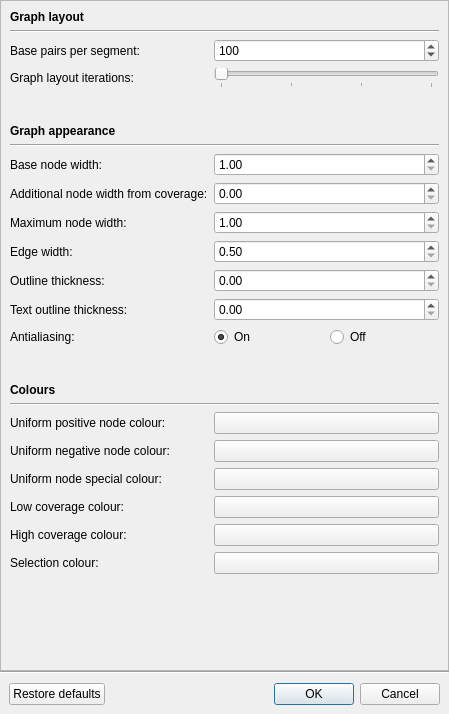
Before: the Qt Designer form ui/settingsdialog.ui in rrwick/Bandage, drawn with Qt 5.
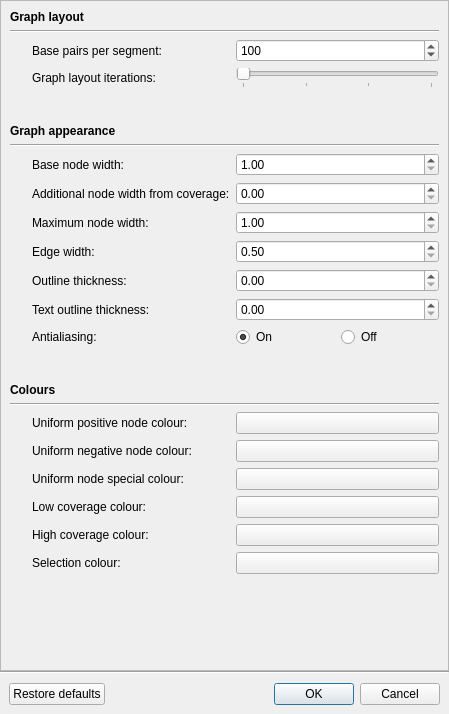
After: the same form once the commit is applied. Custom widgets are drawn as their Qt base class.

Commit message: Add info text widgets to settings dialog

Patch:
```diff
--- a/ui/settingsdialog.ui
+++ b/ui/settingsdialog.ui
@@ -38,26 +38,13 @@
       <property name="geometry">
        <rect>
         <x>0</x>
-        <y>-71</y>
+        <y>-81</y>
         <width>434</width>
         <height>741</height>
        </rect>
       </property>
       <layout class="QGridLayout" name="gridLayout_2">
-       <item row="0" column="0" colspan="2">
-        <widget class="QLabel" name="label_9">
-         <property name="font">
-          <font>
-           <weight>75</weight>
-           <bold>true</bold>
-          </font>
-         </property>
-         <property name="text">
-          <string>Graph layout</string>
-         </property>
-        </widget>
-       </item>
-       <item row="3" column="1">
+       <item row="3" column="2">
         <widget class="QSlider" name="graphLayoutQualitySlider">
          <property name="maximum">
           <number>3</number>
@@ -73,7 +60,7 @@
          </property>
         </widget>
        </item>
-       <item row="10" column="1">
+       <item row="10" column="2">
         <widget class="QDoubleSpinBox" name="edgeWidthSpinBox">
          <property name="minimum">
           <double>0.500000000000000</double>
@@ -86,7 +73,7 @@
          </property>
         </widget>
        </item>
-       <item row="9" column="1">
+       <item row="9" column="2">
         <widget class="QDoubleSpinBox" name="maximumContigWidthSpinBox">
          <property name="minimum">
           <double>1.000000000000000</double>
@@ -96,7 +83,7 @@
          </property>
         </widget>
        </item>
-       <item row="8" column="1">
+       <item row="8" column="2">
         <widget class="QDoubleSpinBox" name="coverageContigWidthSpinBox">
          <property name="minimum">
           <double>0.000000000000000</double>
@@ -106,7 +93,7 @@
          </property>
         </widget>
        </item>
-       <item row="12" column="1">
+       <item row="12" column="2">
         <widget class="QDoubleSpinBox" name="textOutlineThicknessSpinBox">
          <property name="maximum">
           <double>100.000000000000000</double>
@@ -116,28 +103,7 @@
          </property>
         </widget>
        </item>
-       <item row="13" column="0">
-        <widget class="QLabel" name="label_11">
-         <property name="text">
-          <string>Antialiasing:</string>
-         </property>
-        </widget>
-       </item>
-       <item row="19" column="0">
-        <widget class="QLabel" name="label_14">
-         <property name="text">
-          <string>Uniform node special colour:</string>
-         </property>
-        </widget>
-       </item>
-       <item row="16" column="0" colspan="2">
-        <widget class="Line" name="line_4">
-         <property name="orientation">
-          <enum>Qt::Horizontal</enum>
-         </property>
-        </widget>
-       </item>
-       <item row="11" column="1">
+       <item row="11" column="2">
         <widget class="QDoubleSpinBox" name="outlineThicknessSpinBox">
          <property name="maximum">
           <double>100.000000000000000</double>
@@ -147,49 +113,77 @@
          </property>
         </widget>
        </item>
-       <item row="21" column="1">
+       <item row="19" column="1">
+        <widget class="QLabel" name="label_14">
+         <property name="text">
+          <string>Uniform node special colour:</string>
+         </property>
+        </widget>
+       </item>
+       <item row="13" column="1">
+        <widget class="QLabel" name="label_11">
+         <property name="text">
+          <string>Antialiasing:</string>
+         </property>
+        </widget>
+       </item>
+       <item row="21" column="2">
         <widget class="QPushButton" name="highCoverageColourButton">
          <property name="text">
           <string/>
          </property>
         </widget>
        </item>
-       <item row="8" column="0">
+       <item row="8" column="1">
         <widget class="QLabel" name="label_4">
          <property name="text">
           <string>Additional node width from coverage:</string>
          </property>
         </widget>
        </item>
-       <item row="18" column="0">
+       <item row="18" column="1">
         <widget class="QLabel" name="label_17">
          <property name="text">
           <string>Uniform negative node colour:</string>
          </property>
         </widget>
        </item>
-       <item row="2" column="0">
+       <item row="2" column="1">
         <widget class="QLabel" name="label">
          <property name="text">
           <string>Base pairs per segment:</string>
          </property>
         </widget>
        </item>
-       <item row="7" column="0">
+       <item row="7" column="1">
         <widget class="QLabel" name="label_2">
          <property name="text">
           <string>Base node width:</string>
          </property>
         </widget>
        </item>
-       <item row="18" column="1">
+       <item row="22" column="2">
+        <widget class="QPushButton" name="selectionColourButton">
+         <property name="text">
+          <string/>
+         </property>
+        </widget>
+       </item>
+       <item row="18" column="2">
         <widget class="QPushButton" name="uniformNegativeNodeColourButton">
          <property name="text">
           <string/>
          </property>
         </widget>
        </item>
-       <item row="2" column="1">
+       <item row="9" column="1">
+        <widget class="QLabel" name="label_10">
+         <property name="text">
+          <string>Maximum node width:</string>
+         </property>
+        </widget>
+       </item>
+       <item row="2" column="2">
         <widget class="QSpinBox" name="basePairsPerSegmentSpinBox">
          <property name="minimum">
           <number>1</number>
@@ -205,148 +199,122 @@
          </property>
         </widget>
        </item>
-       <item row="23" column="0">
-        <spacer name="verticalSpacer">
-         <property name="orientation">
-          <enum>Qt::Vertical</enum>
-         </property>
-         <property name="sizeHint" stdset="0">
-          <size>
-           <width>20</width>
-           <height>40</height>
-          </size>
-         </property>
-        </spacer>
-       </item>
-       <item row="9" column="0">
-        <widget class="QLabel" name="label_10">
-         <property name="text">
-          <string>Maximum node width:</string>
-         </property>
-        </widget>
-       </item>
-       <item row="10" column="0">
+       <item row="10" column="1">
         <widget class="QLabel" name="label_5">
          <property name="text">
           <string>Edge width:</string>
          </property>
         </widget>
        </item>
-       <item row="15" column="0">
-        <widget class="QLabel" name="label_12">
-         <property name="font">
-          <font>
-           <weight>75</weight>
-           <bold>true</bold>
-          </font>
+       <item row="23" column="1">
+        <spacer name="verticalSpacer">
+         <property name="orientation">
+          <enum>Qt::Vertical</enum>
          </property>
-         <property name="text">
-          <string>Colours</string>
+         <property name="sizeHint" stdset="0">
+          <size>
+           <width>20</width>
+           <height>40</height>
+          </size>
          </property>
-        </widget>
+        </spacer>
        </item>
-       <item row="17" column="1">
+       <item row="17" column="2">
         <widget class="QPushButton" name="uniformPositiveNodeColourButton">
          <property name="text">
           <string/>
          </property>
         </widget>
        </item>
-       <item row="11" column="0">
+       <item row="11" column="1">
         <widget class="QLabel" name="label_6">
          <property name="text">
           <string>Outline thickness:</string>
          </property>
         </widget>
        </item>
-       <item row="4" column="0">
-        <spacer name="verticalSpacer_2">
-         <property name="orientation">
-          <enum>Qt::Vertical</enum>
-         </property>
-         <property name="sizeType">
-          <enum>QSizePolicy::Fixed</enum>
-         </property>
-         <property name="sizeHint" stdset="0">
-          <size>
-           <width>20</width>
-           <height>30</height>
-          </size>
-         </property>
-        </spacer>
-       </item>
-       <item row="5" column="0">
-        <widget class="QLabel" name="label_8">
-         <property name="font">
-          <font>
-           <weight>75</weight>
-           <bold>true</bold>
-          </font>
-         </property>
-         <property name="text">
-          <string>Graph appearance</string>
-         </property>
-        </widget>
-       </item>
-       <item row="19" column="1">
+       <item row="19" column="2">
         <widget class="QPushButton" name="uniformNodeSpecialColourButton">
          <property name="text">
           <string/>
          </property>
         </widget>
        </item>
-       <item row="21" column="0">
+       <item row="21" column="1">
         <widget class="QLabel" name="label_16">
          <property name="text">
           <string>High coverage colour:</string>
          </property>
         </widget>
        </item>
-       <item row="20" column="0">
+       <item row="4" column="1">
+        <spacer name="verticalSpacer_2">
+         <property name="orientation">
+          <enum>Qt::Vertical</enum>
+         </property>
+         <property name="sizeType">
+          <enum>QSizePolicy::Fixed</enum>
+         </property>
+         <property name="sizeHint" stdset="0">
+          <size>
+           <width>20</width>
+           <height>30</height>
+          </size>
+         </property>
+        </spacer>
+       </item>
+       <item row="20" column="1">
         <widget class="QLabel" name="label_15">
          <property name="text">
           <string>Low coverage colour:</string>
          </property>
         </widget>
        </item>
-       <item row="12" column="0">
+       <item row="12" column="1">
         <widget class="QLabel" name="label_7">
          <property name="text">
           <string>Text outline thickness:</string>
          </property>
         </widget>
        </item>
-       <item row="3" column="0">
+       <item row="3" column="1">
         <widget class="QLabel" name="label_3">
          <property name="text">
           <string>Graph layout iterations:</string>
          </property>
         </widget>
        </item>
-       <item row="14" column="0">
-        <spacer name="verticalSpacer_3">
-         <property name="orientation">
-          <enum>Qt::Vertical</enum>
-         </property>
-         <property name="sizeType">
-          <enum>QSizePolicy::Fixed</enum>
-         </property>
-         <property name="sizeHint" stdset="0">
-          <size>
-           <width>20</width>
-           <height>30</height>
-          </size>
-         </property>
-        </spacer>
-       </item>
-       <item row="20" column="1">
+       <item row="20" column="2">
         <widget class="QPushButton" name="lowCoverageColourButton">
          <property name="text">
           <string/>
          </property>
         </widget>
        </item>
-       <item row="13" column="1">
+       <item row="14" column="1">
+        <spacer name="verticalSpacer_3">
+         <property name="orientation">
+          <enum>Qt::Vertical</enum>
+         </property>
+         <property name="sizeType">
+          <enum>QSizePolicy::Fixed</enum>
+         </property>
+         <property name="sizeHint" stdset="0">
+          <size>
+           <width>20</width>
+           <height>30</height>
+          </size>
+         </property>
+        </spacer>
+       </item>
+       <item row="17" column="1">
+        <widget class="QLabel" name="label_13">
+         <property name="text">
+          <string>Uniform positive node colour:</string>
+         </property>
+        </widget>
+       </item>
+       <item row="13" column="2">
         <widget class="QWidget" name="widget_3" native="true">
          <layout class="QHBoxLayout" name="horizontalLayout_2">
           <property name="leftMargin">
@@ -381,14 +349,7 @@
          </layout>
         </widget>
        </item>
-       <item row="1" column="0" colspan="2">
-        <widget class="Line" name="line_3">
-         <property name="orientation">
-          <enum>Qt::Horizontal</enum>
-         </property>
-        </widget>
-       </item>
-       <item row="7" column="1">
+       <item row="7" column="2">
         <widget class="QDoubleSpinBox" name="minimumContigWidthSpinBox">
          <property name="minimum">
           <double>1.000000000000000</double>
@@ -398,31 +359,310 @@
          </property>
         </widget>
        </item>
-       <item row="6" column="0" colspan="2">
+       <item row="22" column="1">
+        <widget class="QLabel" name="label_18">
+         <property name="text">
+          <string>Selection colour:</string>
+         </property>
+        </widget>
+       </item>
+       <item row="5" column="0" colspan="2">
+        <widget class="QLabel" name="label_8">
+         <property name="font">
+          <font>
+           <weight>75</weight>
+           <bold>true</bold>
+          </font>
+         </property>
+         <property name="text">
+          <string>Graph appearance</string>
+         </property>
+        </widget>
+       </item>
+       <item row="6" column="0" colspan="3">
         <widget class="Line" name="line_2">
          <property name="orientation">
           <enum>Qt::Horizontal</enum>
          </property>
         </widget>
        </item>
+       <item row="7" column="0">
+        <widget class="InfoTextWidget" name="minimumContigWidthInfoText" native="true">
+         <property name="sizePolicy">
+          <sizepolicy hsizetype="Fixed" vsizetype="Fixed">
+           <horstretch>0</horstretch>
+           <verstretch>0</verstretch>
+          </sizepolicy>
+         </property>
+         <property name="minimumSize">
+          <size>
+           <width>16</width>
+           <height>16</height>
+          </size>
+         </property>
+        </widget>
+       </item>
+       <item row="15" column="0" colspan="2">
+        <widget class="QLabel" name="label_12">
+         <property name="font">
+          <font>
+           <weight>75</weight>
+           <bold>true</bold>
+          </font>
+         </property>
+         <property name="text">
+          <string>Colours</string>
+         </property>
+        </widget>
+       </item>
+       <item row="16" column="0" colspan="3">
+        <widget class="Line" name="line_4">
+         <property name="orientation">
+          <enum>Qt::Horizontal</enum>
+         </property>
+        </widget>
+       </item>
+       <item row="0" column="0" colspan="3">
+        <widget class="QLabel" name="label_9">
+         <property name="font">
+          <font>
+           <weight>75</weight>
+           <bold>true</bold>
+          </font>
+         </property>
+         <property name="text">
+          <string>Graph layout</string>
+         </property>
+        </widget>
+       </item>
+       <item row="1" column="0" colspan="3">
+        <widget class="Line" name="line_3">
+         <property name="orientation">
+          <enum>Qt::Horizontal</enum>
+         </property>
+        </widget>
+       </item>
+       <item row="8" column="0">
+        <widget class="InfoTextWidget" name="coverageContigWidthInfoText" native="true">
+         <property name="sizePolicy">
+          <sizepolicy hsizetype="Fixed" vsizetype="Fixed">
+           <horstretch>0</horstretch>
+           <verstretch>0</verstretch>
+          </sizepolicy>
+         </property>
+         <property name="minimumSize">
+          <size>
+           <width>16</width>
+           <height>16</height>
+          </size>
+         </property>
+        </widget>
+       </item>
+       <item row="9" column="0">
+        <widget class="InfoTextWidget" name="maximumContigWidthInfoText" native="true">
+         <property name="sizePolicy">
+          <sizepolicy hsizetype="Fixed" vsizetype="Fixed">
+           <horstretch>0</horstretch>
+           <verstretch>0</verstretch>
+          </sizepolicy>
+         </property>
+         <property name="minimumSize">
+          <size>
+           <width>16</width>
+           <height>16</height>
+          </size>
+         </property>
+        </widget>
+       </item>
+       <item row="10" column="0">
+        <widget class="InfoTextWidget" name="edgeWidthInfoText" native="true">
+         <property name="sizePolicy">
+          <sizepolicy hsizetype="Fixed" vsizetype="Fixed">
+           <horstretch>0</horstretch>
+           <verstretch>0</verstretch>
+          </sizepolicy>
+         </property>
+         <property name="minimumSize">
+          <size>
+           <width>16</width>
+           <height>16</height>
+          </size>
+         </property>
+        </widget>
+       </item>
        <item row="17" column="0">
-        <widget class="QLabel" name="label_13">
-         <property name="text">
-          <string>Uniform positive node colour:</string>
+        <widget class="InfoTextWidget" name="uniformPositiveNodeColourInfoText" native="true">
+         <property name="sizePolicy">
+          <sizepolicy hsizetype="Fixed" vsizetype="Fixed">
+           <horstretch>0</horstretch>
+           <verstretch>0</verstretch>
+          </sizepolicy>
+         </property>
+         <property name="minimumSize">
+          <size>
+           <width>16</width>
+           <height>16</height>
+          </size>
+         </property>
+        </widget>
+       </item>
+       <item row="18" column="0">
+        <widget class="InfoTextWidget" name="uniformNegativeNodeColourInfoText" native="true">
+         <property name="sizePolicy">
+          <sizepolicy hsizetype="Fixed" vsizetype="Fixed">
+           <horstretch>0</horstretch>
+           <verstretch>0</verstretch>
+          </sizepolicy>
+         </property>
+         <property name="minimumSize">
+          <size>
+           <width>16</width>
+           <height>16</height>
+          </size>
+         </property>
+        </widget>
+       </item>
+       <item row="11" column="0">
+        <widget class="InfoTextWidget" name="outlineThicknessInfoText" native="true">
+         <property name="sizePolicy">
+          <sizepolicy hsizetype="Fixed" vsizetype="Fixed">
+           <horstretch>0</horstretch>
+           <verstretch>0</verstretch>
+          </sizepolicy>
+         </property>
+         <property name="minimumSize">
+          <size>
+           <width>16</width>
+           <height>16</height>
+          </size>
+         </property>
+        </widget>
+       </item>
+       <item row="13" column="0">
+        <widget class="InfoTextWidget" name="antialiasingInfoText" native="true">
+         <property name="sizePolicy">
+          <sizepolicy hsizetype="Fixed" vsizetype="Fixed">
+           <horstretch>0</horstretch>
+           <verstretch>0</verstretch>
+          </sizepolicy>
+         </property>
+         <property name="minimumSize">
+          <size>
+           <width>16</width>
+           <height>16</height>
+          </size>
+         </property>
+        </widget>
+       </item>
+       <item row="12" column="0">
+        <widget class="InfoTextWidget" name="textOutlineThicknessInfoText" native="true">
+         <property name="sizePolicy">
+          <sizepolicy hsizetype="Fixed" vsizetype="Fixed">
+           <horstretch>0</horstretch>
+           <verstretch>0</verstretch>
+          </sizepolicy>
+         </property>
+         <property name="minimumSize">
+          <size>
+           <width>16</width>
+           <height>16</height>
+          </size>
+         </property>
+        </widget>
+       </item>
+       <item row="19" column="0">
+        <widget class="InfoTextWidget" name="uniformNodeSpecialColourInfoText" native="true">
+         <property name="sizePolicy">
+          <sizepolicy hsizetype="Fixed" vsizetype="Fixed">
+           <horstretch>0</horstretch>
+           <verstretch>0</verstretch>
+          </sizepolicy>
+         </property>
+         <property name="minimumSize">
+          <size>
+           <width>16</width>
+           <height>16</height>
+          </size>
+         </property>
+        </widget>
+       </item>
+       <item row="2" column="0">
+        <widget class="InfoTextWidget" name="basePairsPerSegmentInfoText" native="true">
+         <property name="sizePolicy">
+          <sizepolicy hsizetype="Fixed" vsizetype="Fixed">
+           <horstretch>0</horstretch>
+           <verstretch>0</verstretch>
+          </sizepolicy>
+         </property>
+         <property name="minimumSize">
+          <size>
+           <width>16</width>
+           <height>16</height>
+          </size>
+         </property>
+        </widget>
+       </item>
+       <item row="20" column="0">
+        <widget class="InfoTextWidget" name="lowCoverageColourInfoText" native="true">
+         <property name="sizePolicy">
+          <sizepolicy hsizetype="Fixed" vsizetype="Fixed">
+           <horstretch>0</horstretch>
+           <verstretch>0</verstretch>
+          </sizepolicy>
+         </property>
+         <property name="minimumSize">
+          <size>
+           <width>16</width>
+           <height>16</height>
+          </size>
+         </property>
+        </widget>
+       </item>
+       <item row="21" column="0">
+        <widget class="InfoTextWidget" name="highCoverageColourInfoText" native="true">
+         <property name="sizePolicy">
+          <sizepolicy hsizetype="Fixed" vsizetype="Fixed">
+           <horstretch>0</horstretch>
+           <verstretch>0</verstretch>
+          </sizepolicy>
+         </property>
+         <property name="minimumSize">
+          <size>
+           <width>16</width>
+           <height>16</height>
+          </size>
          </property>
         </widget>
        </item>
        <item row="22" column="0">
-        <widget class="QLabel" name="label_18">
-         <property name="text">
-          <string>Selection colour:</string>
+        <widget class="InfoTextWidget" name="selectionColourInfoText" native="true">
+         <property name="sizePolicy">
+          <sizepolicy hsizetype="Fixed" vsizetype="Fixed">
+           <horstretch>0</horstretch>
+           <verstretch>0</verstretch>
+          </sizepolicy>
+         </property>
+         <property name="minimumSize">
+          <size>
+           <width>16</width>
+           <height>16</height>
+          </size>
          </property>
         </widget>
        </item>
-       <item row="22" column="1">
-        <widget class="QPushButton" name="selectionColourButton">
-         <property name="text">
-          <string/>
+       <item row="3" column="0">
+        <widget class="InfoTextWidget" name="graphLayoutQualityInfoText" native="true">
+         <property name="sizePolicy">
+          <sizepolicy hsizetype="Fixed" vsizetype="Fixed">
+           <horstretch>0</horstretch>
+           <verstretch>0</verstretch>
+          </sizepolicy>
+         </property>
+         <property name="minimumSize">
+          <size>
+           <width>16</width>
+           <height>16</height>
+          </size>
          </property>
         </widget>
        </item>
@@ -462,6 +702,14 @@
    </item>
   </layout>
  </widget>
+ <customwidgets>
+  <customwidget>
+   <class>InfoTextWidget</class>
+   <extends>QWidget</extends>
+   <header>ui/infotextwidget.h</header>
+   <container>1</container>
+  </customwidget>
+ </customwidgets>
  <resources/>
  <connections>
   <connection>
```
The commit also changes 6 other files.
